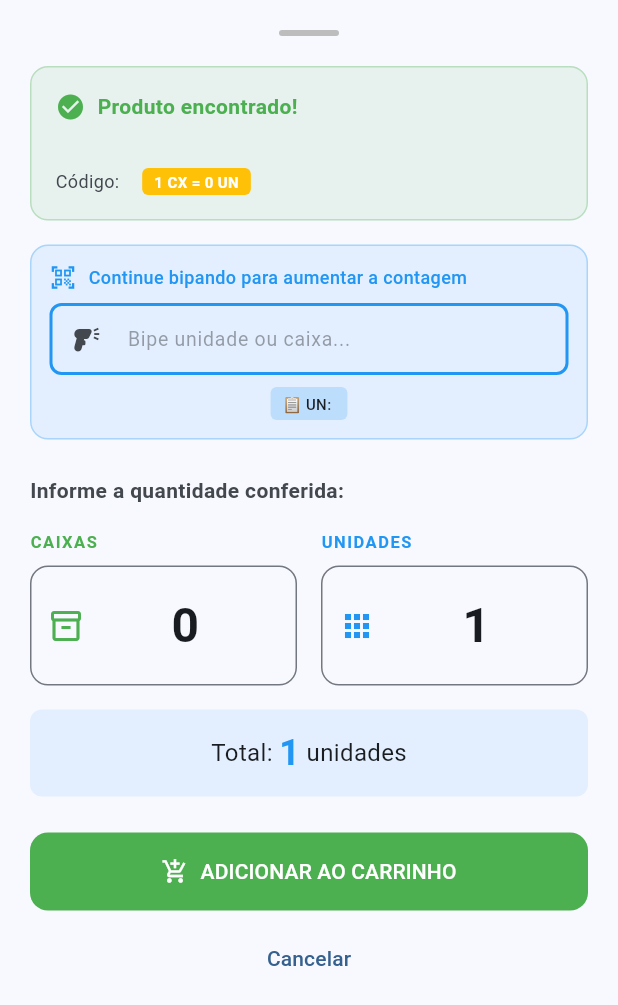
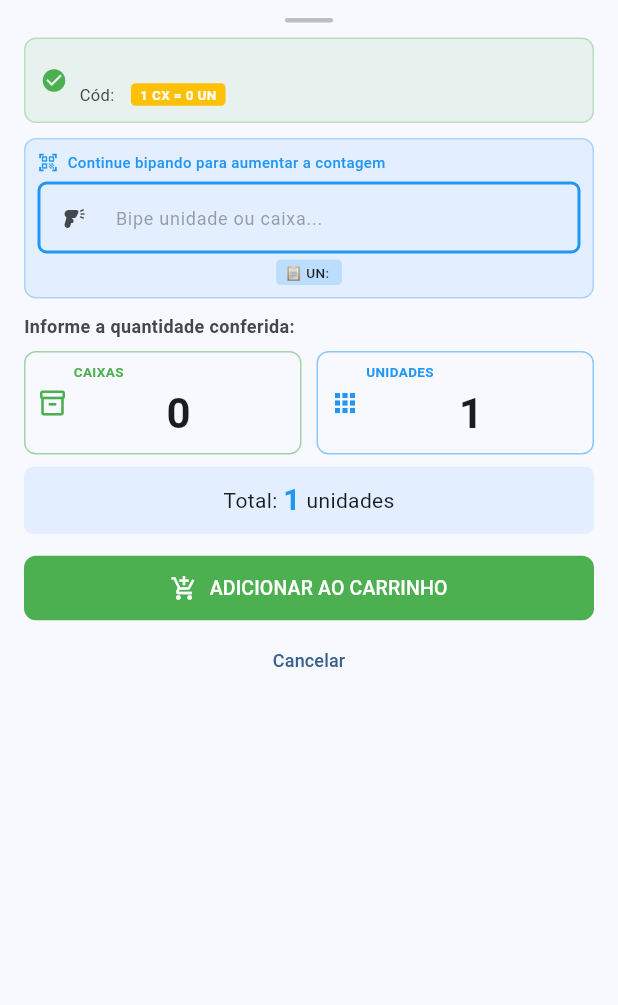
Before and after one commit to bstechsolutions-livt/WinConnect_mobile, a Flutter app: the _QuantidadeBottomSheet widget shown alone on an empty page, opened directly with empty values, on a phone screen of 412 x 824 dp. Shown: the top 1005 px of the screen. Run offline on Flutter 3.47's test engine with Material 3 defaults, Android fonts, the phone set to English and light mode, and no system bars; our stand-ins replace dio, flutter_hooks, flutter_riverpod, freezed_annotation, hive, hive_flutter and 5 more; missing offline and left inert: mobile_scanner; accounts and stored records are empty; generated files the repository leaves out were written again; network calls fail.

Commit message:
feat: melhorar interface de usuário e compactar informações na tela de unitizadores

```diff
--- a/lib/features/abastecimento/presentation/fase2/entrega_rota_screen.dart
+++ b/lib/features/abastecimento/presentation/fase2/entrega_rota_screen.dart
@@ -453,7 +453,7 @@ class _EntregaRotaScreenState extends ConsumerState<EntregaRotaScreen> {
           item,
           endereco,
           Colors.green,
-          'Aguardando leitura do endereço...',
+          'Bipe o endereço...',
         ),
 
         const Spacer(),
@@ -632,7 +632,7 @@ class _EntregaRotaScreenState extends ConsumerState<EntregaRotaScreen> {
           item,
           endereco,
           Colors.orange,
-          'Aguardando leitura do produto...',
+          'Bipe o produto...',
         ),
 
         const Spacer(),
@@ -1658,8 +1658,8 @@ class _EntregaRotaScreenState extends ConsumerState<EntregaRotaScreen> {
         ? 'Bipe o produto: ${item['descricao']}'
         : 'Bipe o endereço: $endereco';
     final hintText = _etapa == 0
-        ? 'Aguardando leitura do produto...'
-        : 'Aguardando leitura do endereço...';
+        ? 'Bipe o produto...'
+        : 'Bipe o endereço...';
 
     return Container(
       padding: const EdgeInsets.all(16),
@@ -1944,13 +1944,16 @@ class _EntregaRotaScreenState extends ConsumerState<EntregaRotaScreen> {
     } else if (_etapa == 1) {
       // Etapa 1: Bipar produto - valida imediatamente se é o produto correto
       final codauxiliar = item['codauxiliar']?.toString() ?? '';
+      final codauxiliar2 = item['codauxiliar2']?.toString() ?? '';
       final codprod = item['codprod']?.toString() ?? '';
 
       // Valida se o código bipado corresponde ao produto esperado
       final codigoValido =
           codigo == codauxiliar ||
+          codigo == codauxiliar2 ||
           codigo == codprod ||
           (codauxiliar.isNotEmpty && codigo.contains(codauxiliar)) ||
+          (codauxiliar2.isNotEmpty && codigo.contains(codauxiliar2)) ||
           (codprod.isNotEmpty && codigo.contains(codprod));
 
       if (!codigoValido) {
@@ -2246,9 +2249,12 @@ class _EntregaRotaScreenState extends ConsumerState<EntregaRotaScreen> {
             // Valida se o produto bipado está correto
             bool validarProduto(String codigo) {
               final codprod = item['codprod']?.toString() ?? '';
+              final codauxiliar2 = item['codauxiliar2']?.toString() ?? '';
               return codigo == codauxiliar ||
+                  codigo == codauxiliar2 ||
                   codigo == codprod ||
                   (codauxiliar.isNotEmpty && codigo.contains(codauxiliar)) ||
+                  (codauxiliar2.isNotEmpty && codigo.contains(codauxiliar2)) ||
                   (codprod.isNotEmpty && codigo.contains(codprod));
             }
 
--- a/lib/features/abastecimento/presentation/fase2/unitizador_itens_screen.dart
+++ b/lib/features/abastecimento/presentation/fase2/unitizador_itens_screen.dart
@@ -1223,7 +1223,7 @@ class _QuantidadeBottomSheetState extends State<_QuantidadeBottomSheet> {
       ),
       child: SingleChildScrollView(
         child: Padding(
-          padding: const EdgeInsets.all(20),
+          padding: const EdgeInsets.symmetric(horizontal: 16, vertical: 12),
           child: Column(
             mainAxisSize: MainAxisSize.min,
             crossAxisAlignment: CrossAxisAlignment.stretch,
@@ -1231,8 +1231,8 @@ class _QuantidadeBottomSheetState extends State<_QuantidadeBottomSheet> {
               // Handle
               Center(
                 child: Container(
-                  width: 40,
-                  height: 4,
+                  width: 32,
+                  height: 3,
                   decoration: BoxDecoration(
                     color: Colors.grey.shade400,
                     borderRadius: BorderRadius.circular(2),
@@ -1240,90 +1240,70 @@ class _QuantidadeBottomSheetState extends State<_QuantidadeBottomSheet> {
                 ),
               ),
 
-              const SizedBox(height: 20),
-
-              // Produto info
+              const SizedBox(height: 10),
+
+              // Produto info - compacto
               Container(
-                padding: const EdgeInsets.all(16),
+                padding: const EdgeInsets.all(10),
                 decoration: BoxDecoration(
                   color: Colors.green.withValues(alpha: 0.1),
-                  borderRadius: BorderRadius.circular(12),
+                  borderRadius: BorderRadius.circular(8),
                   border: Border.all(
                     color: Colors.green.withValues(alpha: 0.3),
                   ),
                 ),
+                child: Row(
+                  children: [
+                    const Icon(Icons.check_circle, color: Colors.green, size: 18),
+                    const SizedBox(width: 8),
+                    Expanded(
                       child: Column(
                         crossAxisAlignment: CrossAxisAlignment.start,
                         children: [
-                    Row(
-                      children: [
-                        const Icon(
-                          Icons.check_circle,
-                          color: Colors.green,
-                          size: 20,
-                        ),
-                        const SizedBox(width: 8),
-                        const Text(
-                          'Produto encontrado!',
-                          style: TextStyle(
-                            color: Colors.green,
-                            fontWeight: FontWeight.bold,
-                          ),
-                        ),
-                      ],
-                    ),
-                    const SizedBox(height: 8),
                           Text(
                             widget.descricao,
-                      style: const TextStyle(
-                        fontSize: 16,
-                        fontWeight: FontWeight.w600,
-                      ),
+                            style: const TextStyle(fontSize: 13, fontWeight: FontWeight.w600),
+                            maxLines: 1,
+                            overflow: TextOverflow.ellipsis,
                           ),
                           Row(
                             children: [
                               Text(
-                          'Código: ${widget.codprod}',
+                                'Cód: ${widget.codprod}',
                                 style: TextStyle(
-                            fontSize: 12,
-                            color: Theme.of(
-                              context,
-                            ).colorScheme.onSurfaceVariant,
-                          ),
-                        ),
-                        const SizedBox(width: 12),
+                                  fontSize: 11,
+                                  color: Theme.of(context).colorScheme.onSurfaceVariant,
+                                ),
+                              ),
+                              const SizedBox(width: 8),
                               Container(
-                          padding: const EdgeInsets.symmetric(
-                            horizontal: 8,
-                            vertical: 2,
-                          ),
+                                padding: const EdgeInsets.symmetric(horizontal: 6, vertical: 1),
                                 decoration: BoxDecoration(
                                   color: Colors.amber,
-                            borderRadius: BorderRadius.circular(4),
+                                  borderRadius: BorderRadius.circular(3),
                                 ),
                                 child: Text(
                                   '1 CX = ${widget.multiplo} UN',
-                            style: const TextStyle(
-                              fontSize: 10,
-                              fontWeight: FontWeight.bold,
-                              color: Colors.white,
-                            ),
-                          ),
-                        ),
-                      ],
-                    ),
-                  ],
-                ),
-              ),
-
-              const SizedBox(height: 16),
+                                  style: const TextStyle(fontSize: 9, fontWeight: FontWeight.bold, color: Colors.white),
+                                ),
+                              ),
+                            ],
+                          ),
+                        ],
+                      ),
+                    ),
+                  ],
+                ),
+              ),
+
+              const SizedBox(height: 10),
 
               // Campo de scanner para bipar e incrementar
               Container(
-                padding: const EdgeInsets.all(12),
+                padding: const EdgeInsets.all(8),
                 decoration: BoxDecoration(
                   color: Colors.blue.withValues(alpha: 0.1),
-                  borderRadius: BorderRadius.circular(12),
+                  borderRadius: BorderRadius.circular(8),
                   border: Border.all(color: Colors.blue.withValues(alpha: 0.3)),
                 ),
                 child: Column(
@@ -1331,25 +1311,17 @@ class _QuantidadeBottomSheetState extends State<_QuantidadeBottomSheet> {
                   children: [
                     Row(
                       children: [
-                        Icon(
-                          Icons.qr_code_scanner,
-                          color: Colors.blue,
-                          size: 18,
-                        ),
-                        const SizedBox(width: 8),
+                        Icon(Icons.qr_code_scanner, color: Colors.blue, size: 14),
+                        const SizedBox(width: 6),
                         const Expanded(
                           child: Text(
                             'Continue bipando para aumentar a contagem',
-                            style: TextStyle(
-                              fontSize: 12,
-                              fontWeight: FontWeight.w500,
-                              color: Colors.blue,
-                            ),
-                          ),
-                        ),
-                      ],
-                    ),
-                    const SizedBox(height: 8),
+                            style: TextStyle(fontSize: 10, fontWeight: FontWeight.w500, color: Colors.blue),
+                          ),
+                        ),
+                      ],
+                    ),
+                    const SizedBox(height: 6),
                     TextField(
                       controller: _scannerController,
                       focusNode: _scannerFocus,
@@ -1359,196 +1331,146 @@ class _QuantidadeBottomSheetState extends State<_QuantidadeBottomSheet> {
                       decoration: InputDecoration(
                         hintText: 'Bipe unidade ou caixa...',
                         hintStyle: TextStyle(
-                          color: Theme.of(
-                            context,
-                          ).colorScheme.onSurfaceVariant.withValues(alpha: 0.5),
-                          fontSize: 13,
+                          color: Theme.of(context).colorScheme.onSurfaceVariant.withValues(alpha: 0.5),
+                          fontSize: 12,
                         ),
                         isDense: true,
-                        contentPadding: const EdgeInsets.symmetric(
-                          horizontal: 12,
-                          vertical: 10,
-                        ),
-                        prefixIcon: const Icon(Icons.barcode_reader, size: 20),
+                        contentPadding: const EdgeInsets.symmetric(horizontal: 10, vertical: 8),
+                        prefixIcon: const Icon(Icons.barcode_reader, size: 16),
                         border: OutlineInputBorder(
-                          borderRadius: BorderRadius.circular(8),
-                          borderSide: BorderSide(
-                            color: Colors.blue.withValues(alpha: 0.3),
-                          ),
+                          borderRadius: BorderRadius.circular(6),
+                          borderSide: BorderSide(color: Colors.blue.withValues(alpha: 0.3)),
                         ),
                         focusedBorder: OutlineInputBorder(
-                          borderRadius: BorderRadius.circular(8),
-                          borderSide: const BorderSide(
-                            color: Colors.blue,
-                            width: 2,
-                          ),
+                          borderRadius: BorderRadius.circular(6),
+                          borderSide: const BorderSide(color: Colors.blue, width: 2),
                         ),
                       ),
                       onSubmitted: (value) {
                         _processarBipagem(value);
                       },
                     ),
-                    const SizedBox(height: 8),
+                    const SizedBox(height: 4),
                     Row(
                       mainAxisAlignment: MainAxisAlignment.center,
                       children: [
                         if (widget.codauxiliar2.isNotEmpty) ...[
                           Container(
-                            padding: const EdgeInsets.symmetric(
-                              horizontal: 8,
-                              vertical: 4,
-                            ),
+                            padding: const EdgeInsets.symmetric(horizontal: 6, vertical: 2),
                             decoration: BoxDecoration(
                               color: Colors.green.withValues(alpha: 0.2),
-                              borderRadius: BorderRadius.circular(4),
+                              borderRadius: BorderRadius.circular(3),
                             ),
                             child: Text(
                               '📦 CX: ${widget.codauxiliar2}',
-                              style: const TextStyle(
-                                fontSize: 10,
-                                fontWeight: FontWeight.w500,
-                              ),
-                            ),
-                          ),
-                          const SizedBox(width: 8),
+                              style: const TextStyle(fontSize: 9, fontWeight: FontWeight.w500),
+                            ),
+                          ),
+                          const SizedBox(width: 6),
                         ],
                         Container(
-                          padding: const EdgeInsets.symmetric(
-                            horizontal: 8,
-                            vertical: 4,
-                          ),
+                          padding: const EdgeInsets.symmetric(horizontal: 6, vertical: 2),
                           decoration: BoxDecoration(
                             color: Colors.blue.withValues(alpha: 0.2),
-                            borderRadius: BorderRadius.circular(4),
+                            borderRadius: BorderRadius.circular(3),
                           ),
                           child: Text(
                             '📋 UN: ${widget.codauxiliar}',
-                            style: const TextStyle(
-                              fontSize: 10,
-                              fontWeight: FontWeight.w500,
-                            ),
-                          ),
-                        ),
-                      ],
-                    ),
-                  ],
-                ),
-              ),
-
-              const SizedBox(height: 24),
+                            style: const TextStyle(fontSize: 9, fontWeight: FontWeight.w500),
+                          ),
+                        ),
+                      ],
+                    ),
+                  ],
+                ),
+              ),
+
+              const SizedBox(height: 10),
 
               // Título
               Text(
                 'Informe a quantidade conferida:',
                 style: TextStyle(
-                  fontSize: 14,
+                  fontSize: 12,
                   fontWeight: FontWeight.w600,
                   color: Theme.of(context).colorScheme.onSurfaceVariant,
                 ),
               ),
 
-              const SizedBox(height: 16),
-
-              // Campos caixas e unidades
+              const SizedBox(height: 8),
+
+              // Campos caixas e unidades - compactos
               Row(
                 children: [
                   // Caixas
+                  Expanded(
+                    child: Container(
+                      padding: const EdgeInsets.symmetric(horizontal: 8, vertical: 6),
+                      decoration: BoxDecoration(
+                        border: Border.all(color: Colors.green.withValues(alpha: 0.5)),
+                        borderRadius: BorderRadius.circular(8),
+                      ),
+                      child: Row(
+                        children: [
+                          const Icon(Icons.inventory_2_outlined, color: Colors.green, size: 20),
+                          const SizedBox(width: 4),
                           Expanded(
                             child: Column(
                               crossAxisAlignment: CrossAxisAlignment.start,
                               children: [
-                        const Text(
-                          'CAIXAS',
-                          style: TextStyle(
-                            fontSize: 11,
-                            fontWeight: FontWeight.bold,
-                            color: Colors.green,
-                            letterSpacing: 1,
-                          ),
-                        ),
-                        const SizedBox(height: 8),
+                                const Text('CAIXAS', style: TextStyle(fontSize: 9, fontWeight: FontWeight.bold, color: Colors.green)),
                                 TextField(
                                   controller: _caixasController,
                                   focusNode: _caixasFocus,
                                   keyboardType: TextInputType.none,
                                   showCursor: true,
                                   textAlign: TextAlign.center,
-                          style: const TextStyle(
-                            fontSize: 32,
-                            fontWeight: FontWeight.bold,
-                          ),
-                          inputFormatters: [
-                            FilteringTextInputFormatter.digitsOnly,
-                          ],
-                          decoration: InputDecoration(
-                            prefixIcon: const Icon(
-                              Icons.inventory_2_outlined,
-                              color: Colors.green,
-                            ),
-                            border: OutlineInputBorder(
-                              borderRadius: BorderRadius.circular(12),
-                              borderSide: const BorderSide(color: Colors.green),
-                            ),
-                            focusedBorder: OutlineInputBorder(
-                              borderRadius: BorderRadius.circular(12),
-                              borderSide: const BorderSide(
-                                color: Colors.green,
-                                width: 2,
-                              ),
-                            ),
+                                  style: const TextStyle(fontSize: 28, fontWeight: FontWeight.bold),
+                                  inputFormatters: [FilteringTextInputFormatter.digitsOnly],
+                                  decoration: const InputDecoration(
+                                    isDense: true,
+                                    contentPadding: EdgeInsets.zero,
+                                    border: InputBorder.none,
                                   ),
                                   onSubmitted: (_) => _unidadesFocus.requestFocus(),
                                 ),
                               ],
                             ),
                           ),
-
-                  const SizedBox(width: 16),
-
+                        ],
+                      ),
+                    ),
+                  ),
+                  const SizedBox(width: 10),
                   // Unidades
+                  Expanded(
+                    child: Container(
+                      padding: const EdgeInsets.symmetric(horizontal: 8, vertical: 6),
+                      decoration: BoxDecoration(
+                        border: Border.all(color: Colors.blue.withValues(alpha: 0.5)),
+                        borderRadius: BorderRadius.circular(8),
+                      ),
+                      child: Row(
+                        children: [
+                          const Icon(Icons.apps_outlined, color: Colors.blue, size: 20),
+                          const SizedBox(width: 4),
                           Expanded(
                             child: Column(
                               crossAxisAlignment: CrossAxisAlignment.start,
                               children: [
-                        const Text(
-                          'UNIDADES',
-                          style: TextStyle(
-                            fontSize: 11,
-                            fontWeight: FontWeight.bold,
-                            color: Colors.blue,
-                            letterSpacing: 1,
-                          ),
-                        ),
-                        const SizedBox(height: 8),
+                                const Text('UNIDADES', style: TextStyle(fontSize: 9, fontWeight: FontWeight.bold, color: Colors.blue)),
                                 TextField(
                                   controller: _unidadesController,
                                   focusNode: _unidadesFocus,
                                   keyboardType: TextInputType.none,
                                   showCursor: true,
                                   textAlign: TextAlign.center,
-                          style: const TextStyle(
-                            fontSize: 32,
-                            fontWeight: FontWeight.bold,
-                          ),
-                          inputFormatters: [
-                            FilteringTextInputFormatter.digitsOnly,
-                          ],
-                          decoration: InputDecoration(
-                            prefixIcon: const Icon(
-                              Icons.apps_outlined,
-                              color: Colors.blue,
-                            ),
-                            border: OutlineInputBorder(
-                              borderRadius: BorderRadius.circular(12),
-                              borderSide: const BorderSide(color: Colors.blue),
-                            ),
-                            focusedBorder: OutlineInputBorder(
-                              borderRadius: BorderRadius.circular(12),
-                              borderSide: const BorderSide(
-                                color: Colors.blue,
-                                width: 2,
-                              ),
-                            ),
+                                  style: const TextStyle(fontSize: 28, fontWeight: FontWeight.bold),
+                                  inputFormatters: [FilteringTextInputFormatter.digitsOnly],
+                                  decoration: const InputDecoration(
+                                    isDense: true,
+                                    contentPadding: EdgeInsets.zero,
+                                    border: InputBorder.none,
                                   ),
                                   onSubmitted: (_) => _confirmar(),
                                 ),
@@ -1557,66 +1479,53 @@ class _QuantidadeBottomSheetState extends State<_QuantidadeBottomSheet> {
                           ),
                         ],
                       ),
-
-              const SizedBox(height: 16),
+                    ),
+                  ),
+                ],
+              ),
+
+              const SizedBox(height: 8),
 
               // Total calculado
               Container(
-                padding: const EdgeInsets.all(12),
+                padding: const EdgeInsets.symmetric(horizontal: 12, vertical: 8),
                 decoration: BoxDecoration(
                   color: Colors.blue.withValues(alpha: 0.1),
-                  borderRadius: BorderRadius.circular(8),
+                  borderRadius: BorderRadius.circular(6),
                 ),
                 child: Row(
                   mainAxisAlignment: MainAxisAlignment.center,
                   children: [
-                    const Text('Total: ', style: TextStyle(fontSize: 16)),
+                    const Text('Total: ', style: TextStyle(fontSize: 14)),
                     Text(
                       '$_totalUnidades',
-                      style: const TextStyle(
-                        fontSize: 24,
-                        fontWeight: FontWeight.bold,
-                        color: Colors.blue,
-                      ),
-                    ),
-                    const Text(' unidades', style: TextStyle(fontSize: 16)),
-                  ],
-                ),
-              ),
-
-              const SizedBox(height: 24),
+                      style: const TextStyle(fontSize: 20, fontWeight: FontWeight.bold, color: Colors.blue),
+                    ),
+                    const Text(' unidades', style: TextStyle(fontSize: 14)),
+                  ],
+                ),
+              ),
+
+              const SizedBox(height: 12),
 
               // Botão confirmar
               FilledButton.icon(
                 onPressed: _isConfirmando ? null : _confirmar,
                 icon: _isConfirmando
-                    ? const SizedBox(
-                        width: 20,
-                        height: 20,
-                        child: CircularProgressIndicator(
-                          strokeWidth: 2,
-                          color: Colors.white,
-                        ),
-                      )
-                    : const Icon(Icons.add_shopping_cart),
-                label: Text(
-                  _isConfirmando ? 'Adicionando...' : 'ADICIONAR AO CARRINHO',
-                ),
+                    ? const SizedBox(width: 18, height: 18, child: CircularProgressIndicator(strokeWidth: 2, color: Colors.white))
+                    : const Icon(Icons.add_shopping_cart, size: 18),
+                label: Text(_isConfirmando ? 'Adicionando...' : 'ADICIONAR AO CARRINHO', style: const TextStyle(fontSize: 13)),
                 style: FilledButton.styleFrom(
                   backgroundColor: Colors.green,
-                  padding: const EdgeInsets.symmetric(vertical: 16),
-                  shape: RoundedRectangleBorder(
-                    borderRadius: BorderRadius.circular(12),
-                  ),
-                ),
-              ),
-
-              const SizedBox(height: 8),
+                  padding: const EdgeInsets.symmetric(vertical: 12),
+                  shape: RoundedRectangleBorder(borderRadius: BorderRadius.circular(8)),
+                ),
+              ),
 
               // Botão cancelar
               TextButton(
                 onPressed: () => Navigator.pop(context),
-                child: const Text('Cancelar'),
+                child: const Text('Cancelar', style: TextStyle(fontSize: 12)),
               ),
             ],
           ),
```
Lines whose indentation alone changed are shown as unchanged.
